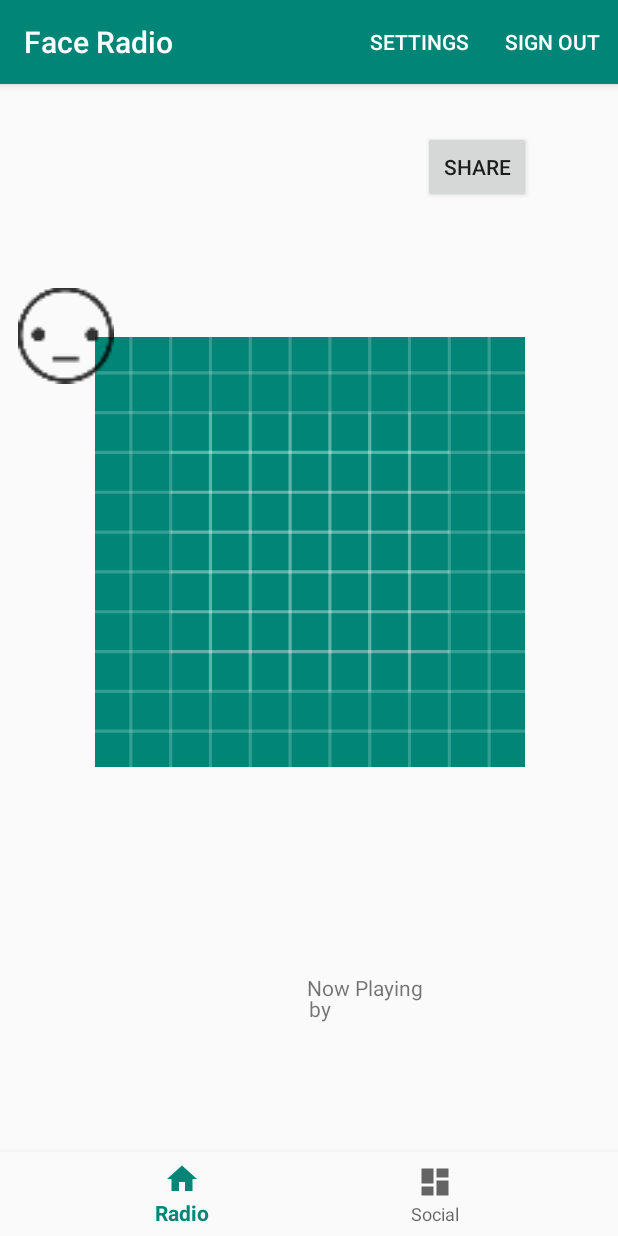
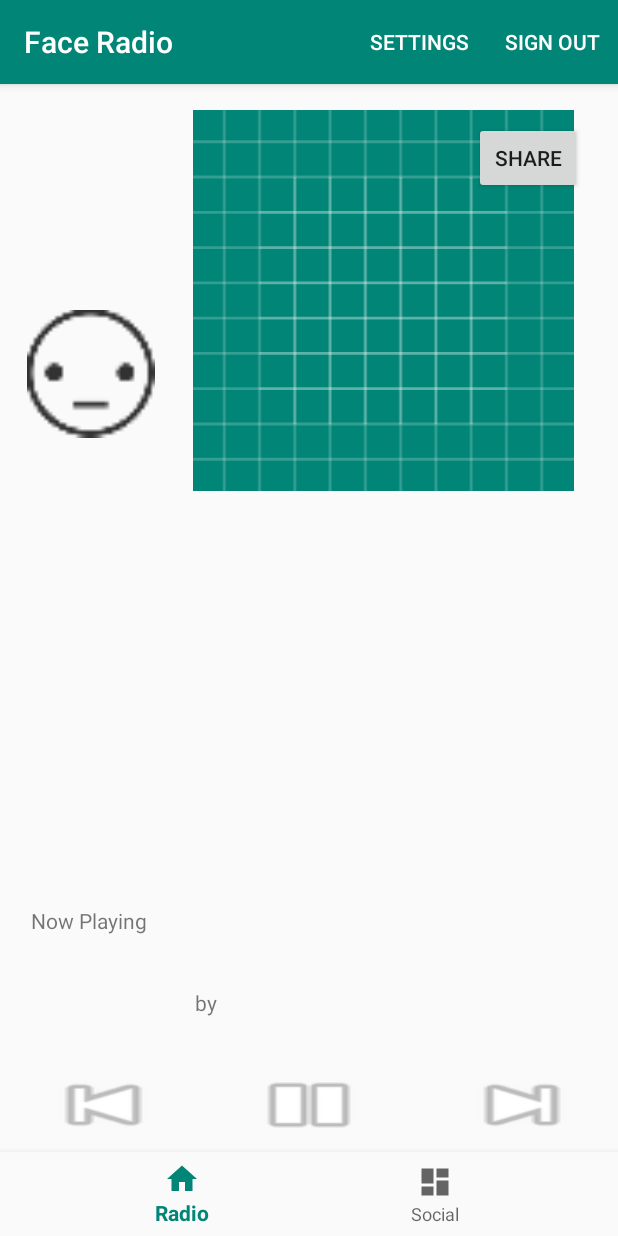
Before and after one commit to QColeman97/FaceRadio, an Android app: the RadioActivity screen opened directly, with no data from a screen before it, on a phone screen of 412 x 824 dp. Run offline under Robolectric (Android 15) with nearby library versions, the phone set to English and light mode, and no system bars; our stand-ins replace Firebase (no records; nobody signed in at launch, a user with empty details on screens opened directly), Picasso; libraries missing offline, so code that uses them is left out: com.spotify.android, com.spotify.protocol; pictures from the network do not load; 3 statements that could not run were skipped.

Commit message:
play, skip successful

```diff
--- a/app/src/main/AndroidManifest.xml
+++ b/app/src/main/AndroidManifest.xml
@@ -47,11 +47,11 @@
                 android:label="@string/app_name">
 
             <!-- FIX -->
-            <!--<intent-filter>
+            <intent-filter>
                 <action android:name="android.intent.action.MAIN"/>
 
                 <category android:name="android.intent.category.LAUNCHER"/>
-            </intent-filter>-->
+            </intent-filter>
 
         </activity>
         <activity
--- a/app/src/main/java/com/android/quinnmc/faceradio/Deejay.kt
+++ b/app/src/main/java/com/android/quinnmc/faceradio/Deejay.kt
@@ -54,6 +54,8 @@ object Deejay: FaceDetectionProcessor.FaceDetectionListener {
 
     fun safeAfterNewFace(face: FirebaseVisionFace) {
         //println("COUNTER: ${counter}")
+        if (RadioActivity.mSpotifyAppRemote == null) return
+
         if (prevFace == null || (counter > WAIT && dominantEmotion(face) != dominantEmotion(prevFace!!))) {
             var rand = Random
             var uri = ""
--- a/app/src/main/java/com/android/quinnmc/faceradio/RadioActivity.kt
+++ b/app/src/main/java/com/android/quinnmc/faceradio/RadioActivity.kt
@@ -69,8 +69,8 @@ import kotlinx.android.synthetic.main.fragment_radio.view.*
 
 
 class RadioActivity() : AppCompatActivity(),
-        ActivityCompat.OnRequestPermissionsResultCallback {//,
-        //Deejay.DeejayListener {
+        ActivityCompat.OnRequestPermissionsResultCallback,
+        RadioFragment.RadioFragmentListener {
 
 //    // Spotify Will do Android's single-sign on, so end Spotify quick-start here
 //    private var mSpotifyAppRemote: SpotifyAppRemote? = null
@@ -192,6 +192,30 @@ class RadioActivity() : AppCompatActivity(),
         return super.onOptionsItemSelected(item)
     }
 
+    override fun onPlayPause() {
+        if (mSpotifyAppRemote == null) return
+        mSpotifyAppRemote!!.playerApi.playerState.setResultCallback {
+            if (it.isPaused) {
+                selectedFragment.play_pause_btn.setBackgroundResource(android.R.drawable.ic_media_pause)
+                mSpotifyAppRemote!!.playerApi.resume()
+            } else {
+                selectedFragment.play_pause_btn.setBackgroundResource(android.R.drawable.ic_media_play)
+                mSpotifyAppRemote!!.playerApi.pause()
+            }
+        }
+    }
+
+    override fun onSkipNext() {
+        if (mSpotifyAppRemote == null) return
+        mSpotifyAppRemote!!.playerApi.skipNext()
+    }
+
+    override fun onSkipPrev() {
+        if (mSpotifyAppRemote == null) return
+        mSpotifyAppRemote!!.playerApi.skipPrevious()
+    }
+
+
     /**************************************************************
     ************    SPOTIFY CODE STARTING HERE    *****************
     ***************************************************************/
@@ -238,6 +262,16 @@ class RadioActivity() : AppCompatActivity(),
                                     currArtist = track.artist.name
                                     // Might be a useless call down below
                                     //currAlbumCoverURI = track.imageUri.toString()
+
+                                    // For song progress
+//                                    selectedFragment.song_progress.max = track.duration.toInt()
+//                                    runOnUiThread({
+//                                        var i = 0
+//                                        fun run() {
+//                                            i += 1
+//                                            selectedFragment.song_progress.progress = i
+//                                        }
+//                                    })
 
                                     mSpotifyAppRemote!!.imagesApi.getImage(track.imageUri)
                                         .setResultCallback {
@@ -402,6 +436,8 @@ class RadioActivity() : AppCompatActivity(),
 //        private var selectedFragment: Fragment = RadioFragment()
 //        private var selectedFragment = RadioFragment.newInstance(currFaceGraphic, currSong, currArtist)
 
+        var mSpotifyAppRemote: SpotifyAppRemote? = null
+
         var CURR_EMOTION = "Passively"
 
         private var currFaceGraphic = R.drawable.passive_face
@@ -412,16 +448,17 @@ class RadioActivity() : AppCompatActivity(),
         private var selectedFragment: Fragment = RadioFragment.newInstance(currFaceGraphic, currSong, currArtist,
             currEmotion)
 
-
-        private var mSpotifyAppRemote: SpotifyAppRemote? = null
-
         override fun onNewPlaylist(arr: Array<String>) {
             if (mSpotifyAppRemote != null) {
                 val uri = arr[0]
                 val emotion = arr[1]
                 CURR_EMOTION = emotionToAdverb(emotion)
                 mSpotifyAppRemote!!.getPlayerApi().play(uri)
-                Log.d("Spotify", "Playing playlist")
+                //mSpotifyAppRemote!!.getPlayerApi().resume()
+                Log.d("Spotify", "PLAYING PLAYLIST")
+                selectedFragment.play_pause_btn.setBackgroundResource(android.R.drawable.ic_media_pause)
+
+
 
                 //selectedFragment.expression_graphic.visibility = View.VISIBLE
 //                selectedFragment.current_track_title.visibility = View.VISIBLE
--- a/app/src/main/java/com/android/quinnmc/faceradio/RadioFragment.kt
+++ b/app/src/main/java/com/android/quinnmc/faceradio/RadioFragment.kt
@@ -12,10 +12,19 @@ import kotlinx.android.synthetic.main.fragment_radio.*
 
 class RadioFragment : Fragment() {
 
+    interface RadioFragmentListener{
+//        fun onPlayPause(pause: Boolean)
+        fun onPlayPause()
+        fun onSkipNext()
+        fun onSkipPrev()
+    }
+
     var currFaceId: Int? = null
     var currSong: String? = null
     var currArtist: String? = null
     var currEmotion: String? = null
+    //var paused = false
+
     //var currAlbumCoverBitmap: Bitmap? = null
 
     override fun onCreateView(inflater: LayoutInflater, container: ViewGroup?, savedInstanceState: Bundle?): View? {
@@ -32,6 +41,25 @@ class RadioFragment : Fragment() {
 
     override fun onViewCreated(view: View, savedInstanceState: Bundle?) {
         super.onViewCreated(view, savedInstanceState)
+
+        play_pause_btn.setOnClickListener {
+            //paused = !paused
+//            (activity as RadioActivity).onPlayPause(paused)
+            (activity as RadioActivity).onPlayPause()
+
+//            if (paused) {
+//                play_pause_btn.setBackgroundResource(android.R.drawable.ic_media_play)
+//            } else {
+//                play_pause_btn.setBackgroundResource(android.R.drawable.ic_media_pause)
+//            }
+        }
+        next_song_btn.setOnClickListener {
+            (activity as RadioActivity).onSkipNext()
+        }
+        prev_song_btn.setOnClickListener {
+            (activity as RadioActivity).onSkipPrev()
+        }
+
         if (currFaceId != null) {
             expression_graphic.setImageResource(currFaceId!!)
         }
--- a/app/src/main/res/layout/fragment_radio.xml
+++ b/app/src/main/res/layout/fragment_radio.xml
@@ -4,51 +4,81 @@
                 android:layout_height="match_parent">
 
     <TextView
-            android:layout_width="wrap_content"
-            android:layout_height="wrap_content"
+            android:layout_width="260dp"
+            android:layout_height="64dp"
             android:layout_alignParentBottom="true" android:id="@+id/current_track_label"
-            android:layout_marginBottom="188dp"
-            android:textSize="24sp" android:layout_alignStart="@+id/current_artist_label"/>
+            android:layout_marginBottom="169dp"
+            android:textSize="24sp" android:layout_alignStart="@+id/current_artist_label"
+            android:layout_marginStart="-56dp"/>
     <TextView
-            android:layout_width="wrap_content"
-            android:layout_height="wrap_content" android:layout_centerHorizontal="true"
+            android:layout_width="82dp"
+            android:layout_height="41dp"
             android:layout_alignParentBottom="true" android:id="@+id/current_artist_label"
-            android:layout_marginBottom="74dp" android:textSize="18sp"/>
+            android:layout_marginBottom="122dp" android:textSize="18sp" android:layout_alignParentStart="true"
+            android:layout_marginLeft="202dp" android:layout_marginStart="202dp" android:layout_alignParentLeft="true"/>
     <TextView
-            android:layout_width="wrap_content"
-            android:layout_height="wrap_content"
-            android:layout_alignParentBottom="true" android:layout_marginBottom="142dp" android:id="@+id/by_title"
-            android:layout_alignStart="@+id/current_track_label"/>
+            android:layout_width="67dp"
+            android:layout_height="45dp"
+            android:layout_alignParentBottom="true" android:layout_marginBottom="120dp" android:id="@+id/by_title"
+            android:layout_alignParentStart="true" android:layout_marginLeft="130dp" android:layout_marginStart="130dp"
+            android:layout_alignParentLeft="true"/>
     <TextView
-            android:layout_width="wrap_content"
-            android:layout_height="wrap_content"
+            android:layout_width="75dp"
+            android:layout_height="30dp"
             android:layout_alignParentBottom="true" android:id="@+id/current_track_title"
-            android:layout_marginBottom="156dp" android:layout_alignStart="@+id/current_track_label"
-            android:layout_marginStart="-1dp"/>
+            android:layout_marginBottom="190dp" android:layout_alignStart="@+id/current_track_label"
+            android:layout_marginStart="-125dp" android:layout_alignParentEnd="true"
+            android:layout_alignParentRight="true" android:layout_marginRight="252dp" android:layout_marginEnd="252dp"/>
     <ImageView
             android:layout_width="259dp"
             android:layout_height="254dp" app:srcCompat="@drawable/ic_launcher_background"
             android:layout_alignParentTop="true" android:id="@+id/album_cover"
-            android:layout_marginTop="57dp" android:layout_alignParentStart="true" android:layout_marginLeft="63dp"
-            android:layout_marginStart="63dp" android:layout_alignParentLeft="true"
-            android:layout_above="@+id/current_track_title" android:layout_marginBottom="26dp"
+            android:layout_marginTop="17dp" android:layout_alignParentStart="true" android:layout_marginLeft="112dp"
+            android:layout_marginStart="112dp" android:layout_alignParentLeft="true"
             android:contentDescription="TODO"
             android:layout_alignParentEnd="true" android:layout_alignParentRight="true"
-            android:layout_marginRight="62dp" android:layout_marginEnd="62dp"/>
+            android:layout_marginRight="13dp" android:layout_marginEnd="13dp"/>
     <ImageView
-            android:layout_width="64dp"
-            android:layout_height="60dp"
+            android:layout_width="85dp"
+            android:layout_height="88dp"
             app:srcCompat="@drawable/passive_face"
             android:id="@+id/expression_graphic"
             android:layout_alignParentTop="true"
-            android:layout_marginTop="10dp" android:layout_above="@+id/current_track_title"
-            android:layout_marginBottom="267dp" android:layout_alignParentStart="true"
-            android:layout_marginStart="12dp"/>
+            android:layout_marginTop="20dp" android:layout_above="@+id/current_track_title"
+            android:layout_marginBottom="182dp" android:layout_alignParentStart="true"
+            android:layout_marginStart="18dp"
+    />
     <Button
             android:text="Share"
             android:layout_width="72dp"
             android:layout_height="wrap_content" android:layout_alignParentEnd="true"
-            android:layout_alignParentTop="true" android:id="@+id/share_button" android:layout_marginTop="31dp"
-            android:layout_marginEnd="58dp"/>
+            android:layout_alignParentTop="true" android:id="@+id/share_button" android:layout_marginTop="25dp"
+            android:layout_marginEnd="24dp"/>
+    <ProgressBar
+            style="?android:attr/progressBarStyleHorizontal"
+            android:layout_width="match_parent"
+            android:layout_height="wrap_content"
+            android:layout_alignParentBottom="true" android:id="@+id/song_progress" android:layout_marginBottom="41dp"
+            android:layout_alignParentStart="true" android:layout_marginStart="0dp"/>
+    <Button
+            android:layout_width="wrap_content"
+            android:layout_height="wrap_content"
+            android:layout_alignParentBottom="true" android:id="@+id/play_pause_btn" android:layout_marginBottom="63dp"
+            android:background="@android:drawable/ic_media_pause" android:layout_centerHorizontal="true"/>
+    <Button
+            android:layout_width="wrap_content"
+            android:layout_height="wrap_content" android:layout_alignEnd="@+id/album_cover"
+            android:layout_alignTop="@+id/play_pause_btn" android:id="@+id/next_song_btn"
+            android:background="@android:drawable/ic_media_next" android:layout_toEndOf="@+id/play_pause_btn"
+            android:layout_toRightOf="@+id/play_pause_btn" android:layout_marginLeft="47dp"
+            android:layout_marginStart="47dp"/>
+    <Button
+            android:layout_width="wrap_content"
+            android:layout_height="wrap_content" android:layout_alignTop="@+id/play_pause_btn"
+            android:id="@+id/prev_song_btn"
+            android:layout_alignStart="@+id/expression_graphic"
+            android:background="@android:drawable/ic_media_previous" android:layout_toStartOf="@+id/play_pause_btn"
+            android:layout_marginRight="42dp" android:layout_marginEnd="42dp"
+            android:layout_toLeftOf="@+id/play_pause_btn"/>
 
 </RelativeLayout>
```
